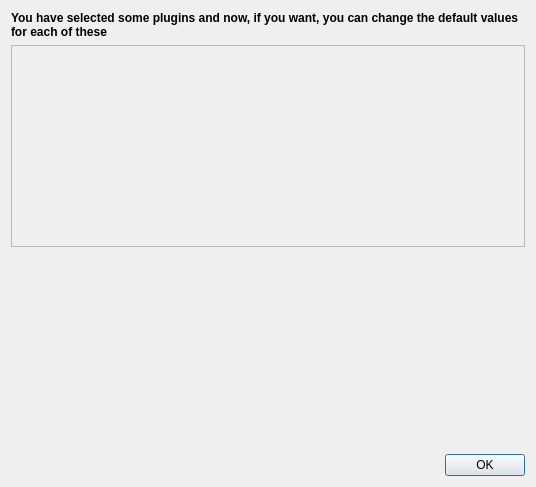
This is ui/initPluginsProperties.ui in slux83/visual-netkit as Qt 5 draws it before an edit. The edited form follows.
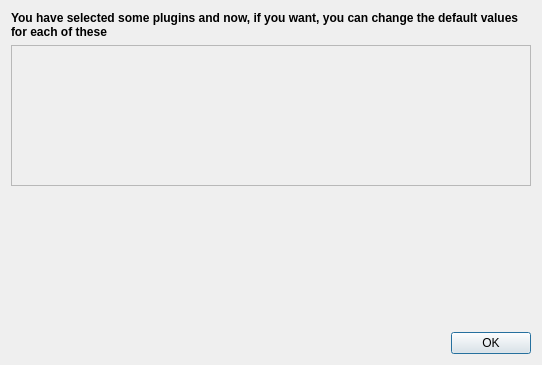
This is the edited form.

Patch:
```diff
--- a/ui/initPluginsProperties.ui
+++ b/ui/initPluginsProperties.ui
@@ -5,8 +5,8 @@
    <rect>
     <x>0</x>
     <y>0</y>
-    <width>536</width>
-    <height>487</height>
+    <width>542</width>
+    <height>365</height>
    </rect>
   </property>
   <property name="windowTitle" >
```
Left out of the diff: 2 changed lines with no effect on the pictures.
